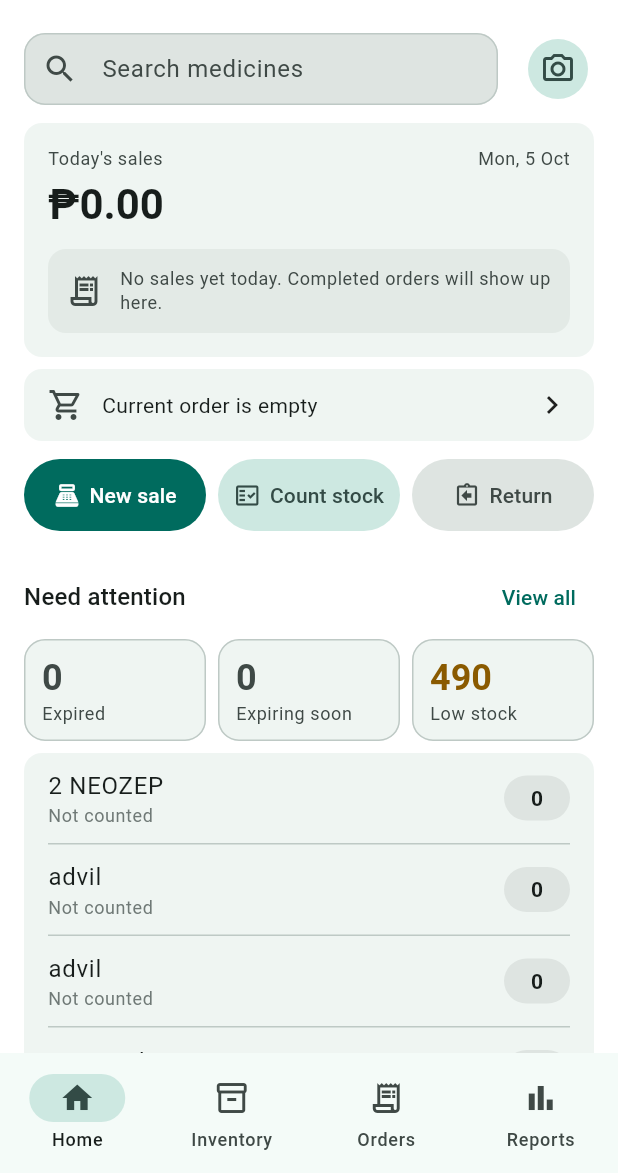
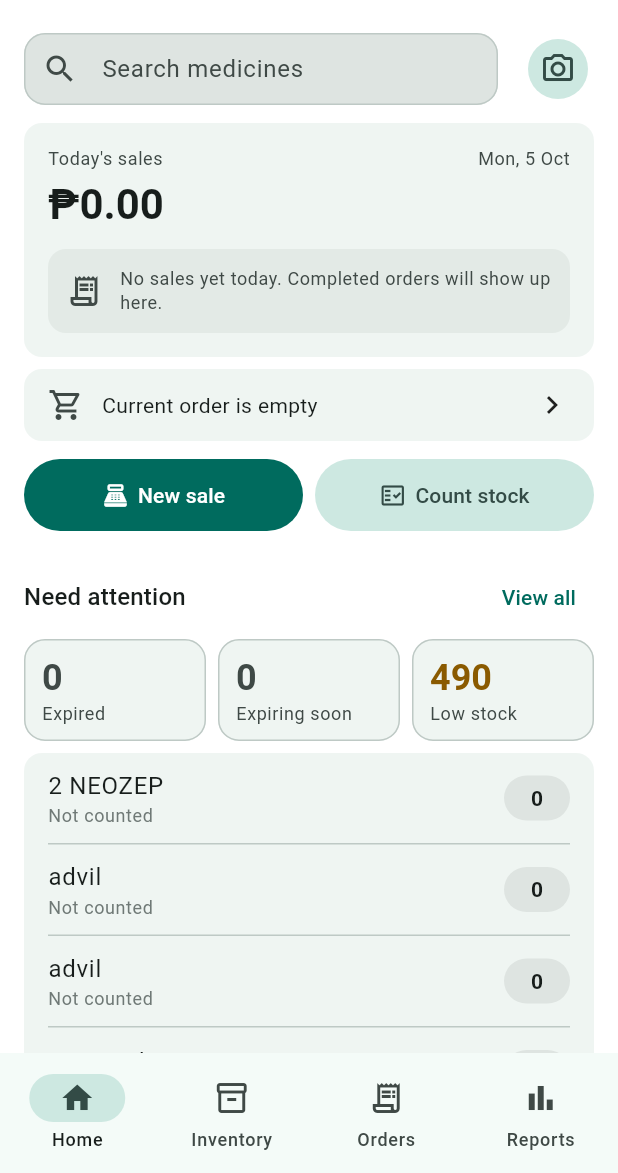
Before and after one commit to adriantoque/pharma-app, a Flutter app: the screen it shows once a user with an empty profile is signed in, on a phone screen of 412 x 824 dp, the part 63-1236 px from its top. Run offline on Flutter 3.47's test engine with Material 3 defaults, Android fonts, the phone set to English and light mode, and no system bars; our stand-ins replace camera, cloud_firestore, connectivity_plus, firebase_auth, firebase_core, fl_chart and 5 more; missing offline and left inert: google_mlkit_text_recognition; accounts and stored records are empty; generated files the repository leaves out were written again.

Commit message:
dadadawd rremove the return buton

```diff
--- a/lib/features/dashboard/presentation/screens/dashboard_screen.dart
+++ b/lib/features/dashboard/presentation/screens/dashboard_screen.dart
@@ -618,15 +618,6 @@ class _DashboardScreenState extends State<DashboardScreen> {
                 label: 'Count stock',
                 kind: _ActionKind.tonal,
                 onPressed: () => context.goNamed('inventory'),
-              ),
-            ),
-            const SizedBox(width: 8),
-            Expanded(
-              child: _ActionButton(
-                icon: Icons.assignment_return_outlined,
-                label: 'Return',
-                kind: _ActionKind.quiet,
-                onPressed: () => _comingSoon('Returns — coming soon'),
               ),
             ),
           ],
```
